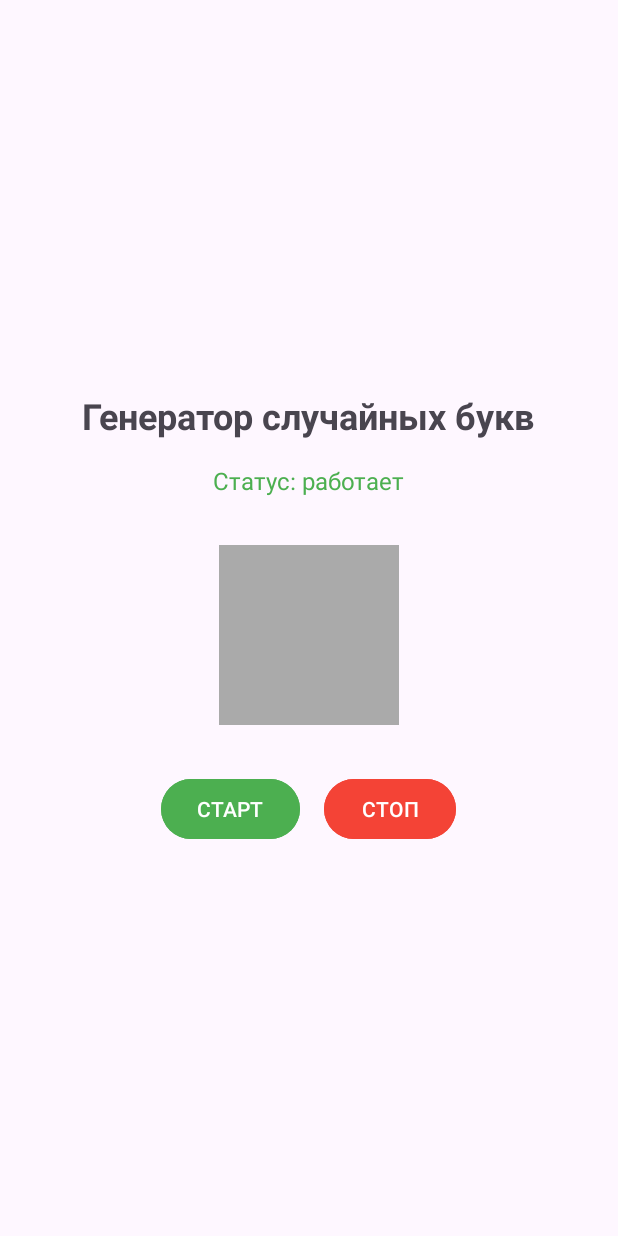
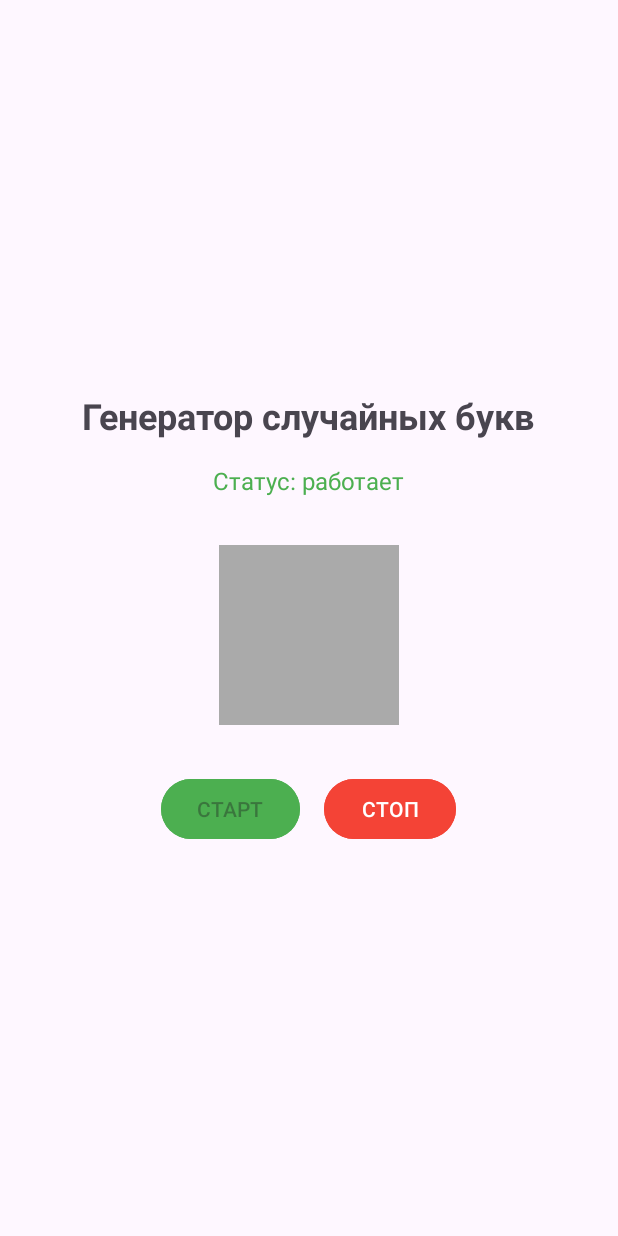
Before and after one commit to Nurikcmd/lab9, an Android app: the screen it shows after launch (MainActivity), after a tap on "СТАРТ", on a phone screen of 412 x 824 dp. Run offline under Robolectric (Android 15) with nearby library versions, the phone set to English and light mode, and no system bars; 1 statement that could not run was skipped.

Commit message:
Добавление анимации кнопок и улучшение визуального отклика приложени

```diff
--- a/app/src/main/java/com/example/lab9/MainActivity.java
+++ b/app/src/main/java/com/example/lab9/MainActivity.java
@@ -14,19 +14,26 @@ import android.content.IntentFilter;
 import android.view.View;
 import android.view.animation.Animation;
 import android.view.animation.AnimationUtils;
+import android.widget.Button;
 import android.widget.EditText;
 import android.widget.TextView;
 import android.graphics.Color;
+import android.os.Handler;
+import android.os.Looper;
 
 public class MainActivity extends AppCompatActivity {
     private EditText randomCharacterEditText;
     private TextView statusTextView;
+    private Button startButton;
+    private Button stopButton;
     private BroadcastReceiver broadcastReceiver;
     private Intent serviceIntent;
     private boolean isServiceRunning = false;
     private static final String KEY_IS_SERVICE_RUNNING = "is_service_running";
     private static final String KEY_LAST_CHARACTER = "last_character";
     private Animation fadeInAnimation;
+    private Animation buttonAnimation;
+    private final Handler handler = new Handler(Looper.getMainLooper());
 
     @Override
     protected void onCreate(Bundle savedInstanceState) {
@@ -41,9 +48,14 @@ public class MainActivity extends AppCompatActivity {
 
         randomCharacterEditText = findViewById(R.id.editText_randomCharacter);
         statusTextView = findViewById(R.id.textView_status);
+        startButton = findViewById(R.id.button_start);
+        stopButton = findViewById(R.id.button_end);
         broadcastReceiver = new MyBroadcastReceiver();
         serviceIntent = new Intent(getApplicationContext(), RandomCharacterService.class);
         fadeInAnimation = AnimationUtils.loadAnimation(this, R.anim.fade_in);
+        buttonAnimation = AnimationUtils.loadAnimation(this, R.anim.button_press);
+
+        setupButtonAnimations();
 
         if (savedInstanceState != null) {
             isServiceRunning = savedInstanceState.getBoolean(KEY_IS_SERVICE_RUNNING, false);
@@ -58,13 +70,35 @@ public class MainActivity extends AppCompatActivity {
         }
     }
 
+    private void setupButtonAnimations() {
+        buttonAnimation.setAnimationListener(new Animation.AnimationListener() {
+            @Override
+            public void onAnimationStart(Animation animation) {}
+
+            @Override
+            public void onAnimationEnd(Animation animation) {
+                handler.postDelayed(() -> {
+                    startButton.clearAnimation();
+                    stopButton.clearAnimation();
+                }, 50);
+            }
+
+            @Override
+            public void onAnimationRepeat(Animation animation) {}
+        });
+    }
+
     private void updateStatusView(boolean isRunning) {
         if (isRunning) {
             statusTextView.setText("Статус: работает");
             statusTextView.setTextColor(Color.parseColor("#4CAF50"));
+            startButton.setEnabled(false);
+            stopButton.setEnabled(true);
         } else {
             statusTextView.setText("Статус: остановлен");
             statusTextView.setTextColor(Color.parseColor("#F44336"));
+            startButton.setEnabled(true);
+            stopButton.setEnabled(false);
         }
     }
 
@@ -81,6 +115,8 @@ public class MainActivity extends AppCompatActivity {
     }
 
     public void onClick(View view) {
+        view.startAnimation(buttonAnimation);
+
         if (view.getId() == R.id.button_start) {
             startService(serviceIntent);
             isServiceRunning = true;
--- /dev/null
+++ b/app/src/main/res/anim/button_press.xml
@@ -0,0 +1,9 @@
+<?xml version="1.0" encoding="utf-8"?>
+<scale xmlns:android="http://schemas.android.com/apk/res/android"
+    android:duration="100"
+    android:fromXScale="1.0"
+    android:fromYScale="1.0"
+    android:pivotX="50%"
+    android:pivotY="50%"
+    android:toXScale="0.95"
+    android:toYScale="0.95" />
```
